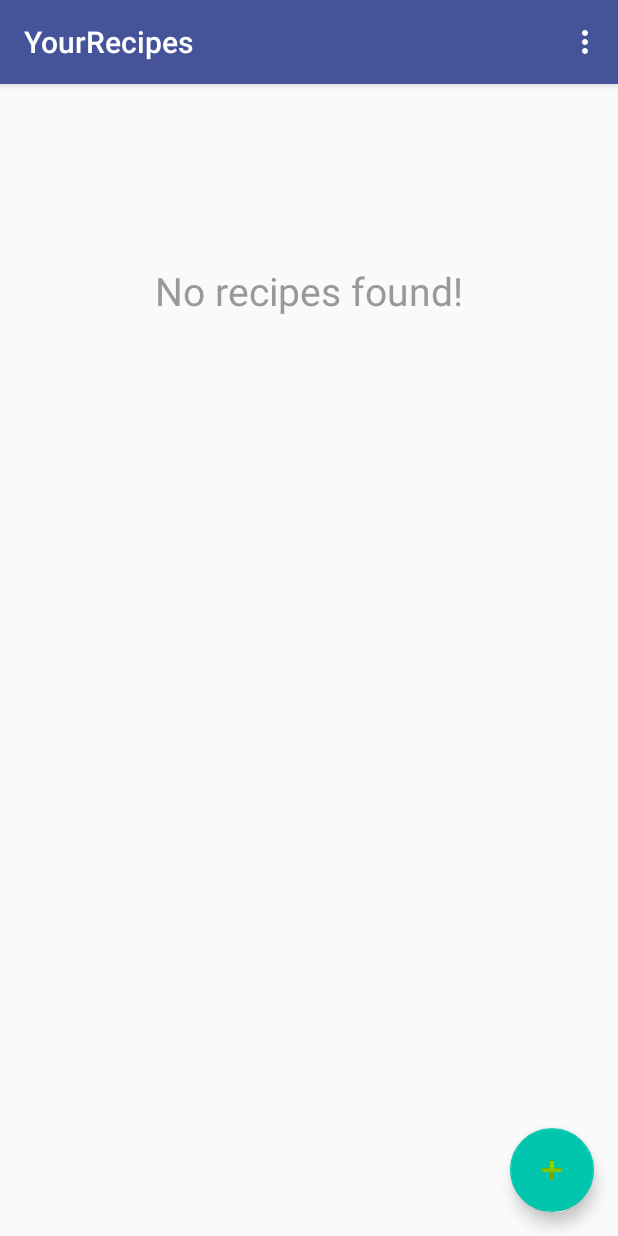
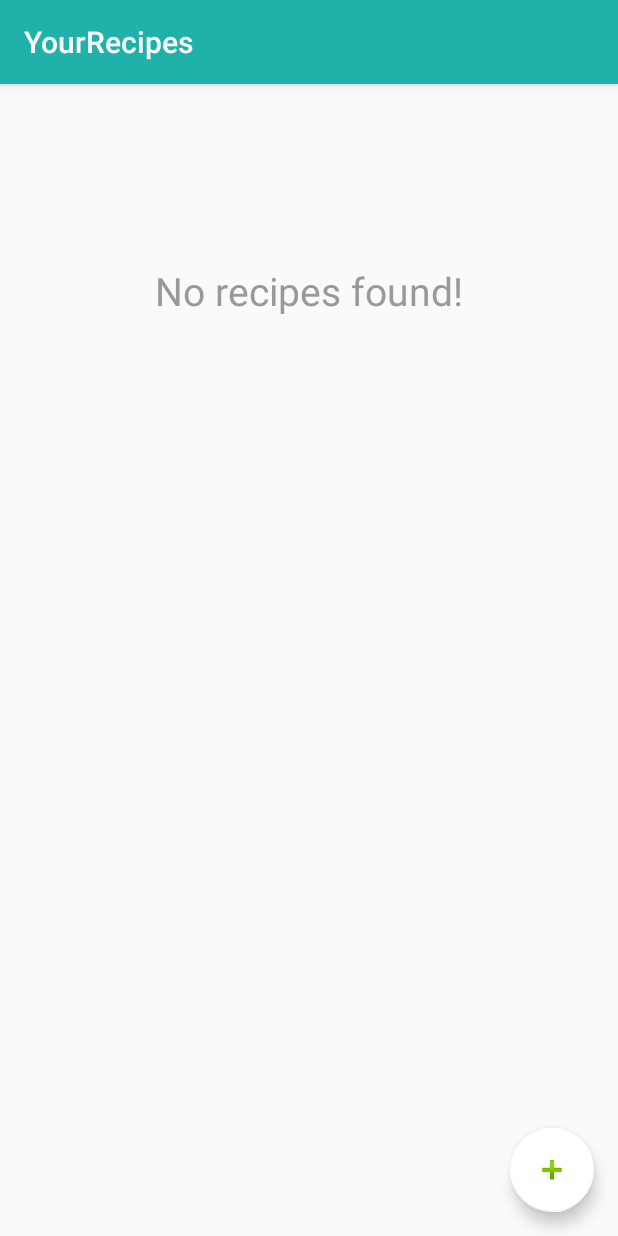
Before and after one commit to nelsontrangithub/YourRecipes, an Android app: the screen it shows after launch (MainActivity), on a phone screen of 412 x 824 dp. Run offline under Robolectric (Android 15) with nearby library versions, the phone set to English and light mode, and no system bars.

```diff
--- a/app/src/main/res/layout/activity_main.xml
+++ b/app/src/main/res/layout/activity_main.xml
@@ -29,6 +29,7 @@
         android:layout_height="wrap_content"
         android:layout_gravity="bottom|end"
         android:layout_margin="@dimen/fab_margin"
+        app:backgroundTint="@android:color/white"
         app:srcCompat="@android:drawable/ic_input_add" />
 
 </android.support.design.widget.CoordinatorLayout>
--- a/app/src/main/res/menu/menu_main.xml
+++ b/app/src/main/res/menu/menu_main.xml
@@ -3,8 +3,8 @@
     xmlns:tools="http://schemas.android.com/tools"
     tools:context="me.nelsontran.yourrecipes.view.MainActivity">
     <item
-        android:id="@+id/action_settings"
+        android:id="@+id/action_back"
         android:orderInCategory="100"
-        android:title="@string/action_settings"
+        android:title="@string/action_back"
         app:showAsAction="never" />
 </menu>
--- a/app/src/main/res/values/colors.xml
+++ b/app/src/main/res/values/colors.xml
@@ -1,7 +1,7 @@
 <?xml version="1.0" encoding="utf-8"?>
 <resources>
-    <color name="colorPrimary">#455399</color>
-    <color name="colorPrimaryDark">#455399</color>
+    <color name="colorPrimary">#20B2AA</color>
+    <color name="colorPrimaryDark">#20B2AA</color>
     <color name="colorAccent">#00c6ae</color>
     <color name="msg_no_recipe">#999</color>
     <color name="hint_enter_recipe">#89c3c3c3</color>
--- a/app/src/main/res/values/strings.xml
+++ b/app/src/main/res/values/strings.xml
@@ -1,6 +1,6 @@
 <resources>
     <string name="app_name">YourRecipes</string>
-    <string name="action_settings">Settings</string>
+    <string name="action_back">Back</string>
     <string name="activity_title_home">Recipes</string>
     <string name="msg_no_recipe">No recipes found!</string>
     <string name="lbl_new_recipe_title">New Recipe</string>
```
Also changed, not shown: app/src/main/java/me/nelsontran/yourrecipes/view/MainActivity.java (+0 -22 lines), app/src/main/java/me/nelsontran/yourrecipes/view/RecipeActivity.java (+24 -0 lines).
